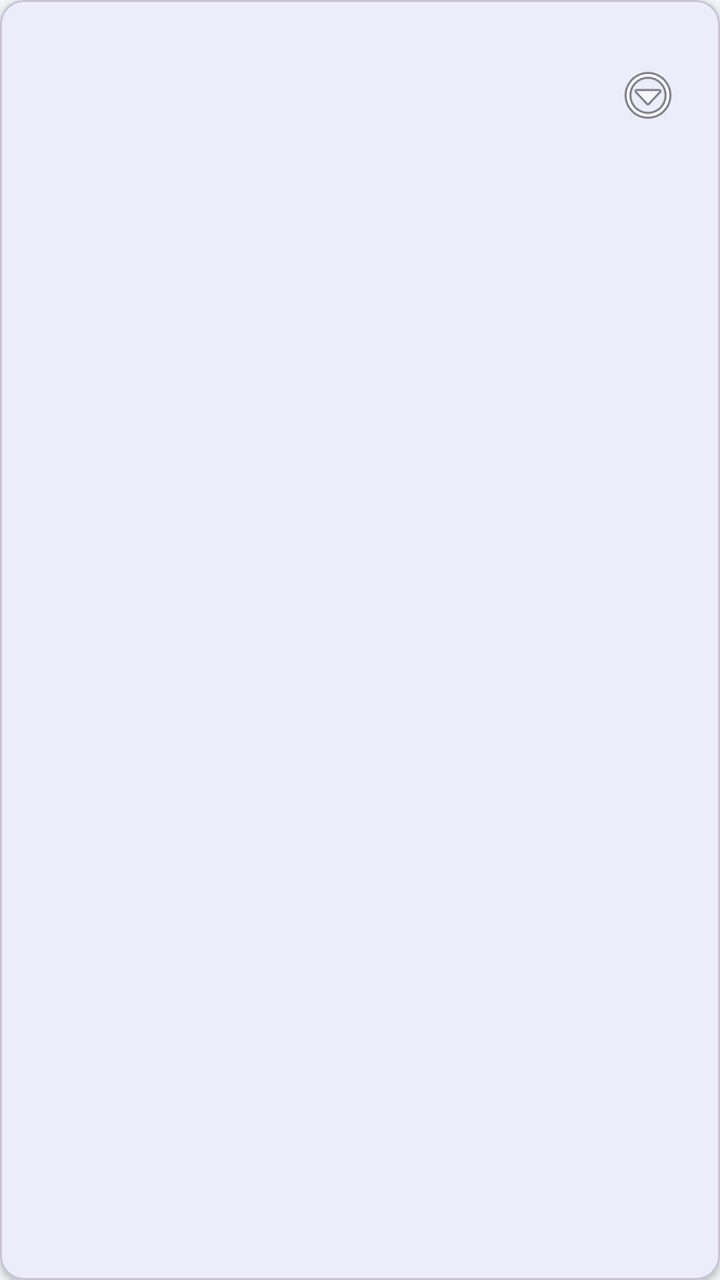
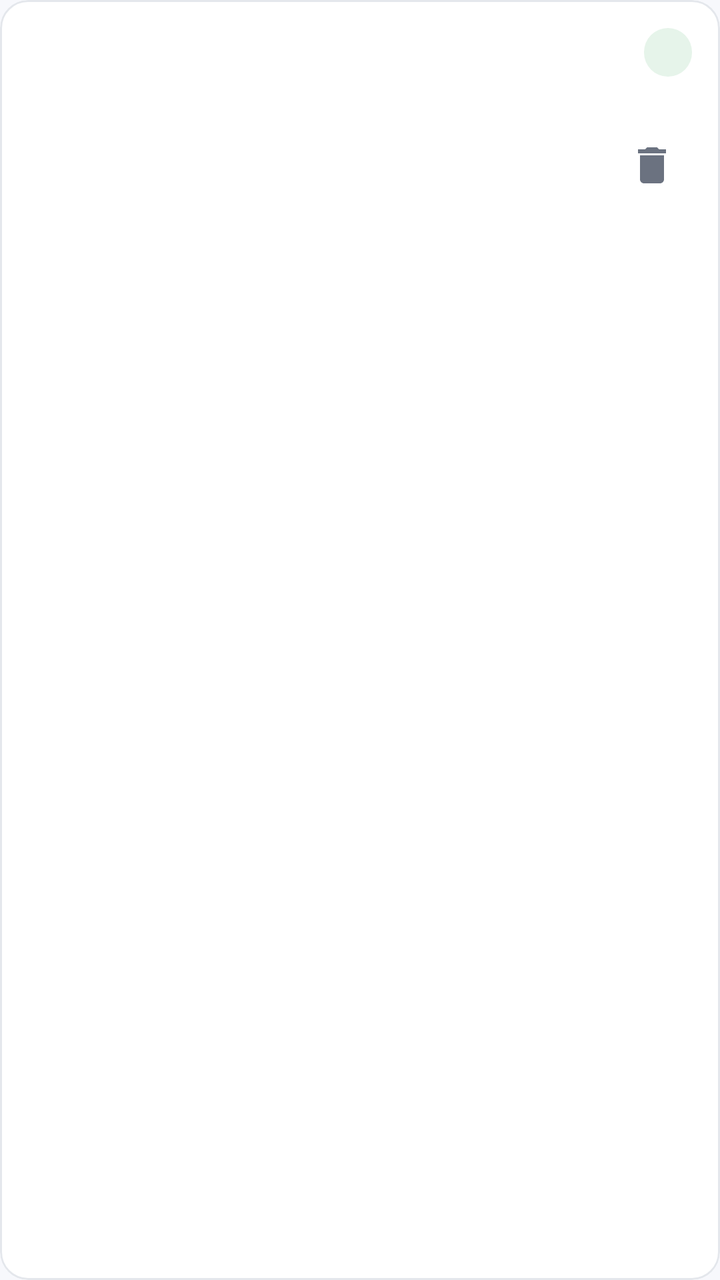

The first picture is an Android layout as it rendered before a commit; the second is the same layout after the commit. The layout source and the unified diff follow.
<!-- AndroidManifest.xml: application theme Theme.SalesApp -->
<!-- res/layout/item_dispatch.xml -->
<?xml version="1.0" encoding="utf-8"?>
<com.google.android.material.card.MaterialCardView
    xmlns:android="http://schemas.android.com/apk/res/android"
    xmlns:app="http://schemas.android.com/apk/res-auto"
    android:layout_width="match_parent"
    android:layout_height="wrap_content"
    android:layout_marginHorizontal="12dp"
    android:layout_marginVertical="6dp"
    app:cardCornerRadius="12dp"
    app:cardElevation="2dp">

    <LinearLayout
        android:layout_width="match_parent"
        android:layout_height="wrap_content"
        android:orientation="horizontal"
        android:gravity="center_vertical"
        android:padding="16dp">

        <LinearLayout
            android:layout_width="0dp"
            android:layout_height="wrap_content"
            android:layout_weight="1"
            android:orientation="vertical">

            <TextView
                android:id="@+id/tvTruck"
                android:layout_width="wrap_content"
                android:layout_height="wrap_content"
                android:textSize="16sp"
                android:textStyle="bold"
                android:textColor="@color/text_primary" />

            <TextView
                android:id="@+id/tvDate"
                android:layout_width="wrap_content"
                android:layout_height="wrap_content"
                android:layout_marginTop="2dp"
                android:textColor="@color/text_secondary"
                android:textSize="12sp" />

            <TextView
                android:id="@+id/tvItems"
                android:layout_width="match_parent"
                android:layout_height="wrap_content"
                android:layout_marginTop="6dp"
                android:textColor="@color/primary"
                android:textSize="13sp" />
        </LinearLayout>

        <ImageButton
            android:id="@+id/btnMenu"
            android:layout_width="40dp"
            android:layout_height="40dp"
            android:background="?attr/selectableItemBackgroundBorderless"
            android:src="@android:drawable/ic_menu_more"
            android:contentDescription="Options" />
    </LinearLayout>
</com.google.android.material.card.MaterialCardView>
<!-- resources referenced by this layout -->
<resources>
  <color name="primary">#1565C0</color>
  <color name="text_primary">#FF1A1A1A</color>
  <color name="text_secondary">#FF6B6B6B</color>
  <style name="Theme.SalesApp" parent="Theme.Material3.DayNight.NoActionBar">
          <item name="colorPrimary">@color/primary</item>
          <item name="colorPrimaryDark">@color/primary_dark</item>
          <item name="colorPrimaryVariant">@color/primary_variant</item>
          <item name="colorOnPrimary">@color/white</item>
          <item name="colorSecondary">@color/accent</item>
          <item name="colorOnSecondary">@color/white</item>
          <item name="android:statusBarColor">@color/primary_dark</item>
          <item name="android:windowBackground">@color/bg</item>
      </style>
  <color name="primary_dark">#0D47A1</color>
  <color name="accent">#FF6D00</color>
  <color name="bg">#FFF5F6FA</color>
  <!-- unchanged entries left out for length: 2 -->
</resources>

<!-- the commit's change to res/layout/item_dispatch.xml (unified diff, before → after) -->
@@ -5,54 +5,67 @@
     android:layout_width="match_parent"
     android:layout_height="wrap_content"
     android:layout_marginHorizontal="12dp"
-    android:layout_marginVertical="6dp"
-    app:cardCornerRadius="12dp"
-    app:cardElevation="2dp">
+    android:layout_marginVertical="5dp"
+    app:cardBackgroundColor="@color/surface"
+    app:cardCornerRadius="14dp"
+    app:cardElevation="0dp"
+    app:strokeColor="@color/divider"
+    app:strokeWidth="1dp">
 
     <LinearLayout
         android:layout_width="match_parent"
         android:layout_height="wrap_content"
-        android:orientation="horizontal"
-        android:gravity="center_vertical"
-        android:padding="16dp">
+        android:orientation="vertical"
+        android:padding="14dp">
 
         <LinearLayout
-            android:layout_width="0dp"
+            android:layout_width="match_parent"
             android:layout_height="wrap_content"
-            android:layout_weight="1"
-            android:orientation="vertical">
+            android:orientation="horizontal"
+            android:gravity="center_vertical">
 
             <TextView
                 android:id="@+id/tvTruck"
-                android:layout_width="wrap_content"
+                android:layout_width="0dp"
                 android:layout_height="wrap_content"
+                android:layout_weight="1"
                 android:textSize="16sp"
                 android:textStyle="bold"
                 android:textColor="@color/text_primary" />
 
             <TextView
-                android:id="@+id/tvDate"
-                android:layout_width="wrap_content"
-                android:layout_height="wrap_content"
-                android:layout_marginTop="2dp"
-                android:textColor="@color/text_secondary"
-                android:textSize="12sp" />
+                android:id="@+id/tvStatus"
+                style="@style/StatusChip" />
+        </LinearLayout>
+
+        <TextView
+            android:id="@+id/tvDate"
+            android:layout_width="wrap_content"
+            android:layout_height="wrap_content"
+            android:layout_marginTop="2dp"
+            android:textColor="@color/text_secondary"
+            android:textSize="12sp" />
+
+        <LinearLayout
+            android:layout_width="match_parent"
+            android:layout_height="wrap_content"
+            android:layout_marginTop="6dp"
+            android:orientation="horizontal"
+            android:gravity="center_vertical">
 
             <TextView
                 android:id="@+id/tvItems"
-                android:layout_width="match_parent"
+                android:layout_width="0dp"
                 android:layout_height="wrap_content"
-                android:layout_marginTop="6dp"
-                android:textColor="@color/primary"
+                android:layout_weight="1"
+                android:textColor="@color/text_secondary"
                 android:textSize="13sp" />
+
+            <ImageButton
+                android:id="@+id/btnToggle"
+                style="@style/Widget.SalesApp.IconButton"
+                android:src="@drawable/ic_delete"
+                android:contentDescription="Delete" />
         </LinearLayout>
-
-        <ImageButton
-            android:id="@+id/btnMenu"
-            android:layout_width="40dp"
-            android:layout_height="40dp"
-            android:background="?attr/selectableItemBackgroundBorderless"
-            android:src="@android:drawable/ic_menu_more"
-            android:contentDescription="Options" />
     </LinearLayout>
 </com.google.android.material.card.MaterialCardView>
<!-- resource entries referenced after the edit -->
@@ -1,21 +1,78 @@
 <!-- resources referenced by this layout -->
 <resources>
-  <color name="primary">#1565C0</color>
-  <color name="text_primary">#FF1A1A1A</color>
-  <color name="text_secondary">#FF6B6B6B</color>
-  <style name="Theme.SalesApp" parent="Theme.Material3.DayNight.NoActionBar">
+  <color name="divider">#FFE4E7EC</color>
+  <color name="surface">#FFFFFFFF</color>
+  <color name="primary">#0D5FCC</color>
+  <color name="text_primary">#FF1A1A22</color>
+  <color name="text_secondary">#FF6B7280</color>
+  <!-- drawable ic_delete (drawable) -->
+  <vector xmlns:android="http://schemas.android.com/apk/res/android"
+      android:width="24dp" android:height="24dp" android:viewportWidth="24" android:viewportHeight="24"
+      android:tint="@color/text_secondary">
+      <path android:fillColor="@android:color/white" android:pathData="M6,19c0,1.1 0.9,2 2,2h8c1.1,0 2,-0.9 2,-2V7H6v12zM19,4h-3.5l-1,-1h-5l-1,1H5v2h14V4z"/>
+  </vector>
+  <style name="StatusChip">
+          <item name="android:layout_width">wrap_content</item>
+          <item name="android:layout_height">wrap_content</item>
+          <item name="android:paddingHorizontal">12dp</item>
+          <item name="android:paddingVertical">4dp</item>
+          <item name="android:textSize">12sp</item>
+          <item name="android:textStyle">bold</item>
+          <item name="android:gravity">center</item>
+          <item name="android:background">@drawable/chip_success</item>
+          <item name="android:textColor">@color/chip_success_fg</item>
+      </style>
+  <style name="Widget.SalesApp.IconButton">
+          <item name="android:layout_width">40dp</item>
+          <item name="android:layout_height">40dp</item>
+          <item name="android:background">?attr/selectableItemBackgroundBorderless</item>
+          <item name="android:scaleType">centerInside</item>
+          <item name="android:padding">8dp</item>
+      </style>
+  <style name="Theme.SalesApp" parent="Theme.Material3.Light.NoActionBar">
           <item name="colorPrimary">@color/primary</item>
           <item name="colorPrimaryDark">@color/primary_dark</item>
           <item name="colorPrimaryVariant">@color/primary_variant</item>
           <item name="colorOnPrimary">@color/white</item>
-          <item name="colorSecondary">@color/accent</item>
+          <item name="colorSecondary">@color/primary</item>
           <item name="colorOnSecondary">@color/white</item>
-          <item name="android:statusBarColor">@color/primary_dark</item>
+          <item name="colorSurface">@color/surface</item>
+          <item name="colorOnSurface">@color/text_primary</item>
+          <item name="android:colorBackground">@color/bg</item>
+          <item name="android:statusBarColor">@color/surface</item>
+          <item name="android:windowLightStatusBar">true</item>
           <item name="android:windowBackground">@color/bg</item>
+          <item name="materialButtonStyle">@style/Widget.SalesApp.Button</item>
+          <item name="floatingActionButtonStyle">@style/Widget.SalesApp.Fab</item>
       </style>
-  <color name="primary_dark">#0D47A1</color>
-  <color name="accent">#FF6D00</color>
-  <color name="bg">#FFF5F6FA</color>
+  <!-- drawable chip_success (drawable) -->
+  <?xml version="1.0" encoding="utf-8"?>
+  <shape xmlns:android="http://schemas.android.com/apk/res/android" android:shape="rectangle">
+      <solid android:color="@color/chip_success_bg" />
+      <corners android:radius="20dp" />
+  </shape>
+  <color name="chip_success_fg">#FF1E7D34</color>
+  <color name="primary_dark">#0A4CA3</color>
+  <color name="bg">#FFF7F8FC</color>
+  <style name="Widget.SalesApp.Button" parent="Widget.Material3.Button">
+          <item name="cornerRadius">28dp</item>
+          <item name="android:paddingVertical">12dp</item>
+          <item name="android:textSize">15sp</item>
+          <item name="android:textAllCaps">false</item>
+          <item name="backgroundTint">@color/primary</item>
+      </style>
+  <style name="Widget.SalesApp.Fab" parent="Widget.Material3.FloatingActionButton.Primary">
+          <item name="backgroundTint">@color/primary</item>
+          <item name="tint">@color/white</item>
+          <item name="srcCompat">@drawable/ic_add</item>
+      </style>
+  <color name="chip_success_bg">#FFE6F4EA</color>
+  <!-- drawable ic_add (drawable) -->
+  <vector xmlns:android="http://schemas.android.com/apk/res/android"
+      android:width="24dp" android:height="24dp" android:viewportWidth="24" android:viewportHeight="24"
+      android:tint="@color/white">
+      <path android:fillColor="@android:color/white" android:pathData="M19,13h-6v6h-2v-6H5v-2h6V5h2v6h6v2z"/>
+  </vector>
   <!-- unchanged entries left out for length: 2 -->
 </resources>
 
